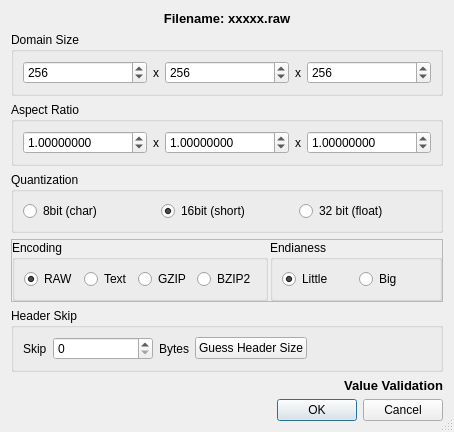
This is ImageVis3D/UI/UI/RAWDialog.ui in SCIInstitute/ImageVis3D as Qt 5 draws it before an edit. The edited form follows.
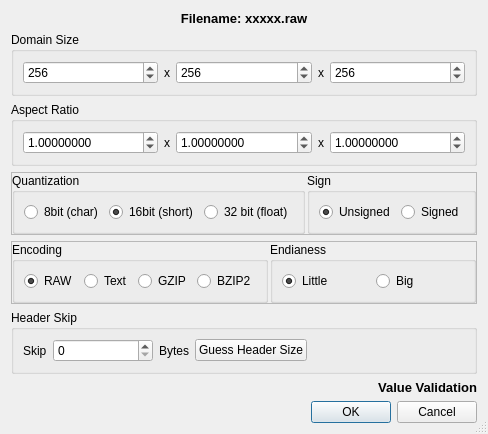
This is the edited form.

Commit message: added a signed/unsigned radio group to the RAWDialog

Patch:
```diff
--- a/ImageVis3D/UI/UI/RAWDialog.ui
+++ b/ImageVis3D/UI/UI/RAWDialog.ui
@@ -9,7 +9,7 @@
     <x>0</x>
     <y>0</y>
     <width>441</width>
-    <height>392</height>
+    <height>394</height>
    </rect>
   </property>
   <property name="contextMenuPolicy" >
@@ -206,6 +206,21 @@
     </widget>
    </item>
    <item>
+    <widget class="QFrame" name="frame_2" >
+     <property name="frameShape" >
+      <enum>QFrame::StyledPanel</enum>
+     </property>
+     <property name="frameShadow" >
+      <enum>QFrame::Raised</enum>
+     </property>
+     <layout class="QHBoxLayout" name="horizontalLayout_8" >
+      <property name="spacing" >
+       <number>2</number>
+      </property>
+      <property name="margin" >
+       <number>0</number>
+      </property>
+      <item>
     <widget class="QGroupBox" name="groupBox_2" >
      <property name="title" >
       <string>Quantization</string>
@@ -239,6 +254,35 @@
     </widget>
    </item>
    <item>
+       <widget class="QGroupBox" name="groupBox_Sign" >
+        <property name="title" >
+         <string>Sign</string>
+        </property>
+        <layout class="QHBoxLayout" name="horizontalLayout_9" >
+         <item>
+          <widget class="QRadioButton" name="radioButton_Unsigned" >
+           <property name="text" >
+            <string>Unsigned</string>
+           </property>
+           <property name="checked" >
+            <bool>true</bool>
+           </property>
+          </widget>
+         </item>
+         <item>
+          <widget class="QRadioButton" name="radioButton_Signed" >
+           <property name="text" >
+            <string>Signed</string>
+           </property>
+          </widget>
+         </item>
+        </layout>
+       </widget>
+      </item>
+     </layout>
+    </widget>
+   </item>
+   <item>
     <widget class="QFrame" name="frame" >
      <property name="frameShape" >
       <enum>QFrame::StyledPanel</enum>
```
Left out of the diff: 4 changed lines with no effect on the pictures. Lines whose indentation alone changed are shown as unchanged. The commit also changes 4 other files.
